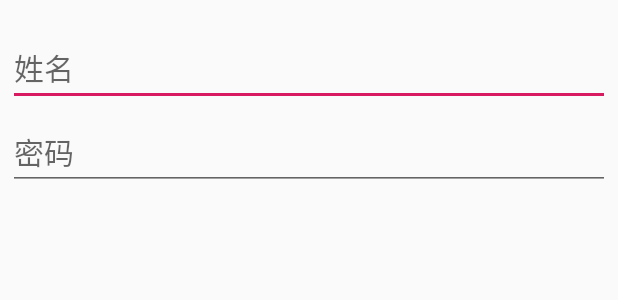
After one commit to Liveinadream/ztnDagger2Demo, an Android app: the layout activity_login.xml on its own in the app's theme, with its tools: preview values and no code run, on a phone screen of 412 x 824 dp. The commit adds this screen. Shown: the top 300 px of the screen. Run offline under Robolectric (Android 15) with nearby library versions, the phone set to English and light mode, and no system bars.

Commit message:
简单的添加了登录界面的布局

```diff
--- a/app/src/main/java/com/ztn/app/base/BaseApplication.kt
+++ b/app/src/main/java/com/ztn/app/base/BaseApplication.kt
@@ -32,7 +32,7 @@ class BaseApplication : Application() {
         CrashHandler.instance.init(this)
         appComponent = DaggerAppComponent.builder()
             .applicationModule(ApplicationModule(app))
-            .httpModule(HttpModule())
+//            .httpModule(HttpModule())
             .build()
     }
 
--- a/app/src/main/java/com/ztn/app/di/module/RxThreadModule.kt
+++ b/app/src/main/java/com/ztn/app/di/module/RxThreadModule.kt
@@ -1,5 +1,6 @@
 package com.ztn.app.di.module
 
+import com.ztn.app.di.scope.ActivityScope
 import dagger.Module
 import dagger.Provides
 import io.reactivex.Scheduler
@@ -16,13 +17,13 @@ open class RxThreadModule {
         const val ioThread = "ioThread"
     }
 
-    @Singleton
     @Provides
+    @ActivityScope
     @Named(mainThread)
     open fun provideAndroidSchedulers(): Scheduler = AndroidSchedulers.mainThread()
 
     @Provides
-    @Singleton
+    @ActivityScope
     @Named(ioThread)
     open fun provideSchedulersIO(): Scheduler = Schedulers.io()
 }
--- a/app/src/main/java/com/ztn/app/rx/RxThread.kt
+++ b/app/src/main/java/com/ztn/app/rx/RxThread.kt
@@ -5,6 +5,7 @@ import io.reactivex.ObservableTransformer
 import io.reactivex.Scheduler
 import javax.inject.Inject
 import javax.inject.Named
+
 
 
 class RxThread @Inject constructor(@Named(RxThreadModule.mainThread) private val mainSchedulers: Scheduler,
--- a/app/src/main/java/com/ztn/app/ui/LoginActivity.kt
+++ b/app/src/main/java/com/ztn/app/ui/LoginActivity.kt
@@ -22,7 +22,7 @@ class LoginActivity : BaseActivity<LoginPresenter>(), LoginContract.View {
     }
 
     override fun getLayout(): Int {
-        return R.layout.activity_main
+        return R.layout.activity_login
     }
 
     private var customProgressDialog: CustomProgressDialog? = null
--- /dev/null
+++ b/app/src/main/res/layout/activity_login.xml
@@ -0,0 +1,36 @@
+<?xml version="1.0" encoding="utf-8"?>
+<android.support.constraint.ConstraintLayout
+        xmlns:android="http://schemas.android.com/apk/res/android"
+        xmlns:app="http://schemas.android.com/apk/res-auto"
+        android:layout_width="match_parent"
+        android:layout_height="match_parent">
+
+    <EditText
+            android:id="@+id/name"
+            android:layout_width="match_parent"
+            android:layout_height="wrap_content"
+            app:layout_constraintTop_toTopOf="parent"
+            android:layout_marginTop="20dp"
+            android:layout_marginStart="@dimen/margin_5"
+            android:layout_marginEnd="@dimen/margin_5"
+            android:autofillHints="张天宁"
+            app:layout_constraintStart_toStartOf="parent"
+            app:layout_constraintEnd_toEndOf="parent"
+            android:textSize="@dimen/sp_20"
+            android:hint="@string/name"
+            android:inputType="text"/>
+
+    <EditText
+            android:id="@+id/password"
+            android:layout_width="match_parent"
+            android:layout_height="wrap_content"
+            android:layout_margin="@dimen/margin_5"
+            android:autofillHints="张天宁"
+            android:textSize="@dimen/sp_20"
+            app:layout_constraintTop_toBottomOf="@id/name"
+            android:maxLength="20"
+            android:hint="@string/password"
+            android:inputType="numberPassword"/>
+
+
+</android.support.constraint.ConstraintLayout>
--- a/app/src/main/res/values/strings.xml
+++ b/app/src/main/res/values/strings.xml
@@ -8,4 +8,9 @@
     <string name="action_settings">Settings</string>
     <string name="jump_next">跳转下一个界面</string>
     <string name="another">打开另外一个应用</string>
+
+
+    <!--login 界面-->
+    <string name="name">姓名</string>
+    <string name="password">密码</string>
 </resources>
```
Also changed, not shown: app/src/main/java/com/ztn/app/di/component/ActivityComponent.kt (+19 -3 lines), app/src/main/java/com/ztn/app/di/component/AppComponent.kt (+11 -6 lines), app/src/main/java/com/ztn/app/di/module/ActivityModule.kt (+12 -4 lines), app/src/main/java/com/ztn/app/di/module/ApplicationModule.kt (+9 -1 lines), app/src/main/java/com/ztn/app/di/module/HttpModule.kt (+6 -6 lines), app/src/main/java/com/ztn/app/model/MainModel.kt (deleted, +0 -17 lines), app/src/main/java/com/ztn/app/presenter/LoginPresenter.kt (+10 -8 lines), app/src/main/res/values/dimens.xml (+16 -0 lines).
